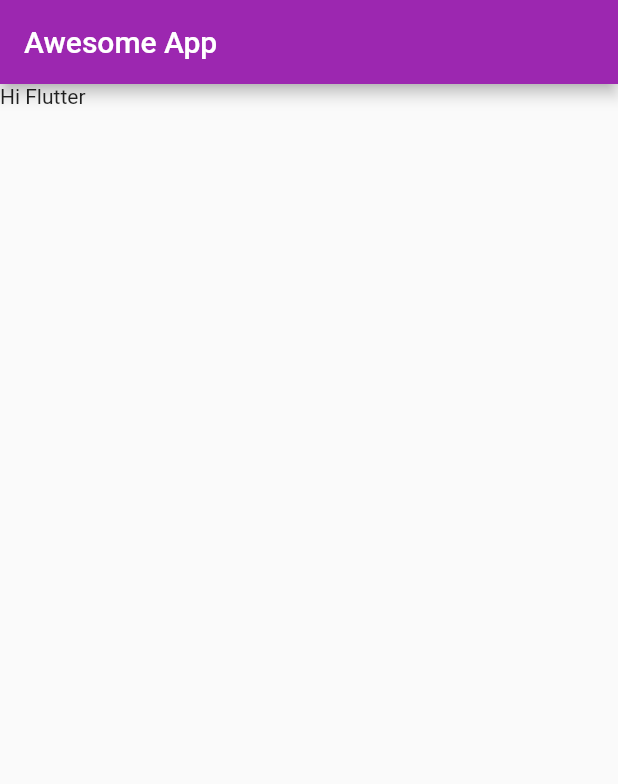
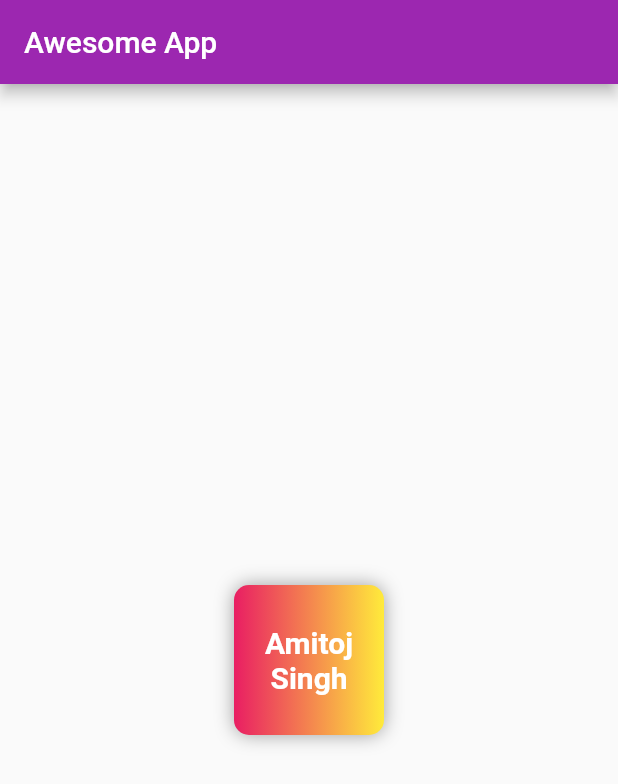
Before and after one commit to Amitojasa/Flutter-firstapp, a Flutter app: the screen it shows after launch, on a phone screen of 412 x 824 dp. Shown: the top 784 px of the screen. Run offline on Flutter 3.47's test engine with Material 2 defaults, Android fonts, the phone set to English and light mode, and no system bars.

Commit message:
Chapter 2

```diff
--- a/lib/main.dart
+++ b/lib/main.dart
@@ -21,8 +21,25 @@ class HomePage extends StatelessWidget {
       appBar: AppBar(
         title: Text("Awesome App"),
       ),
-      body: Container(
-        child: Text("Hi Flutter"),
+      body: Center(
+        child: Container(
+            padding: const EdgeInsets.all(20),
+            // color: Colors.red,
+            width: 100,
+            height: 100,
+            clipBehavior: Clip.antiAlias,
+            alignment: Alignment.center,
+            decoration: BoxDecoration(
+                color: Colors.red,
+                gradient: LinearGradient(colors: [Colors.pink, Colors.yellow]),
+                borderRadius: BorderRadius.circular(10),
+                boxShadow: [BoxShadow(color: Colors.grey, blurRadius: 10)]),
+            child: const Text("Amitoj Singh",
+                textAlign: TextAlign.center,
+                style: TextStyle(
+                    fontSize: 20,
+                    color: Colors.white,
+                    fontWeight: FontWeight.bold))),
       ),
     );
   }
```
